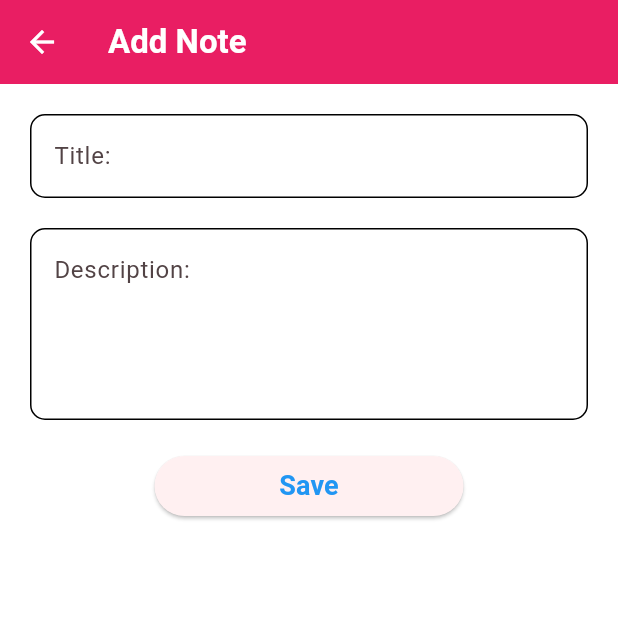
After one commit to parvez24h/Notes, a Flutter app: the AddNotePage screen opened directly, on a phone screen of 412 x 824 dp, the top half of it. The commit adds this screen. Run offline on Flutter 3.47's test engine with Material 3 defaults, Android fonts, the phone set to English and light mode, and no system bars; our stand-ins replace cloud_firestore, firebase_core, shared_preferences; accounts and stored records are empty.

Commit message:
add note

```diff
--- /dev/null
+++ b/lib/views/addNotePage.dart
@@ -0,0 +1,171 @@
+import 'package:cloud_firestore/cloud_firestore.dart';
+import 'package:flutter/material.dart';
+
+class AddNotePage extends StatefulWidget {
+  const AddNotePage({super.key});
+
+  @override
+  State<AddNotePage> createState() => _AddNotePageState();
+}
+
+class _AddNotePageState extends State<AddNotePage> {
+
+  var titleEditingController = TextEditingController();
+  var descriptionEditingController = TextEditingController();
+
+  @override
+  Widget build(BuildContext context) {
+    return Scaffold(
+      backgroundColor: Colors.white,
+      appBar: AppBar(
+        title: Text("Add Note", style: TextStyle(color: Colors.white, fontWeight: FontWeight.bold),),
+        iconTheme: IconThemeData(color: Colors.white),
+        backgroundColor: Colors.pink,
+      ),
+      body: Column(
+        mainAxisAlignment: MainAxisAlignment.start,
+        children: [
+
+
+
+          SizedBox(height: 20,),
+
+          Row(
+            children: [
+              SizedBox(width: 20,),
+              Expanded(
+                child: TextField(
+                  keyboardType: TextInputType.text,
+                  controller: titleEditingController,
+                  enabled: true,
+                  decoration: InputDecoration(
+                      hintText: "Title: ",
+                      prefixStyle: TextStyle(color: Colors.grey),
+                      border: OutlineInputBorder(
+                          borderRadius: BorderRadius.circular(10),
+                          borderSide: BorderSide(
+                              color: Colors.blue
+                          )
+                      ),
+                      focusedBorder: OutlineInputBorder(
+                          borderRadius: BorderRadius.circular(10),
+                          borderSide: BorderSide(
+                              color: Colors.blue
+                          )
+                      ),
+                      enabledBorder: OutlineInputBorder(
+                          borderRadius: BorderRadius.circular(10),
+                          borderSide: BorderSide(
+                              color: Colors.black
+                          )
+                      ),
+                      disabledBorder: OutlineInputBorder(
+                          borderRadius: BorderRadius.circular(10),
+                          borderSide: BorderSide(
+                              color: Colors.yellow
+                          )
+                      )
+                  ),
+                ),
+              ),
+              SizedBox(width: 20,)
+            ],
+          ),
+
+          SizedBox(height: 20,),
+
+          Row(
+            children: [
+              SizedBox(width: 20,),
+              Expanded(
+                child: TextField(
+                  controller: descriptionEditingController,
+                  enabled: true,
+                  minLines: 4,
+                  maxLines: 5,
+                  onChanged: (value) {
+                    print("Change Text: $value");
+                  },
+
+                  decoration: InputDecoration(
+                      hintText: "Description:",
+                      prefixStyle: TextStyle(color: Colors.grey),
+                      border: OutlineInputBorder(
+                          borderRadius: BorderRadius.circular(10),
+                          borderSide: BorderSide(
+                              color: Colors.blue
+                          )
+                      ),
+                      focusedBorder: OutlineInputBorder(
+                          borderRadius: BorderRadius.circular(10),
+                          borderSide: BorderSide(
+                              color: Colors.blue
+                          )
+                      ),
+                      enabledBorder: OutlineInputBorder(
+                          borderRadius: BorderRadius.circular(10),
+                          borderSide: BorderSide(
+                              color: Colors.black
+                          )
+                      ),
+                      disabledBorder: OutlineInputBorder(
+                          borderRadius: BorderRadius.circular(10),
+                          borderSide: BorderSide(
+                              color: Colors.pink
+                          )
+                      )
+                  ),
+                ),
+              ),
+              SizedBox(width: 20,)
+            ],
+          ),
+
+          SizedBox(height: 20,),
+
+          Row(
+            children: [
+
+              Expanded(
+                  flex: 1,
+                  child: SizedBox(width: 20,)
+              ),
+              Expanded(
+                  flex: 2,
+                  child: ElevatedButton(
+                      onPressed: () async{
+
+
+                        String title = titleEditingController.text.toString();
+                        String description = descriptionEditingController.text.toString();
+
+
+                        FirebaseFirestore.instance.collection("notes").doc().set(
+                            {
+                              "title":title,
+                              "description": description
+                            }).then((_)=>{
+                              print("added")
+                        });
+
+
+
+                        Navigator.pop(context);
+
+                      },
+                      child: Text("Save", style: TextStyle(fontWeight: FontWeight.bold, fontSize: 18, color: Colors.blue),)
+                  )
+              ),
+
+              Expanded(
+                  flex: 1,
+                  child: SizedBox(width: 20,)
+              ),
+            ],
+          )
+        ],
+      ),
+
+    );
+  }
+}
--- a/lib/views/homePage.dart
+++ b/lib/views/homePage.dart
@@ -1,5 +1,6 @@
 import 'package:flutter/material.dart';
 import 'package:cloud_firestore/cloud_firestore.dart';
+import 'package:notes/views/addNotePage.dart';
 
 
 
@@ -21,7 +22,16 @@ class _HomePageState extends State<HomePage> {
       ),
       body: Center(
         child: Text("Home Screen", style: TextStyle(color: Colors.black, fontSize: 25),)
-      )
+      ),
+      floatingActionButton: FloatingActionButton(
+        onPressed: () {
+          Navigator.of(context).push(
+              MaterialPageRoute(builder: (_)=>const AddNotePage())
+          );
+        },
+        child: Icon(Icons.add),
+        tooltip: 'Add',
+      ),
 
     );
   }
```
